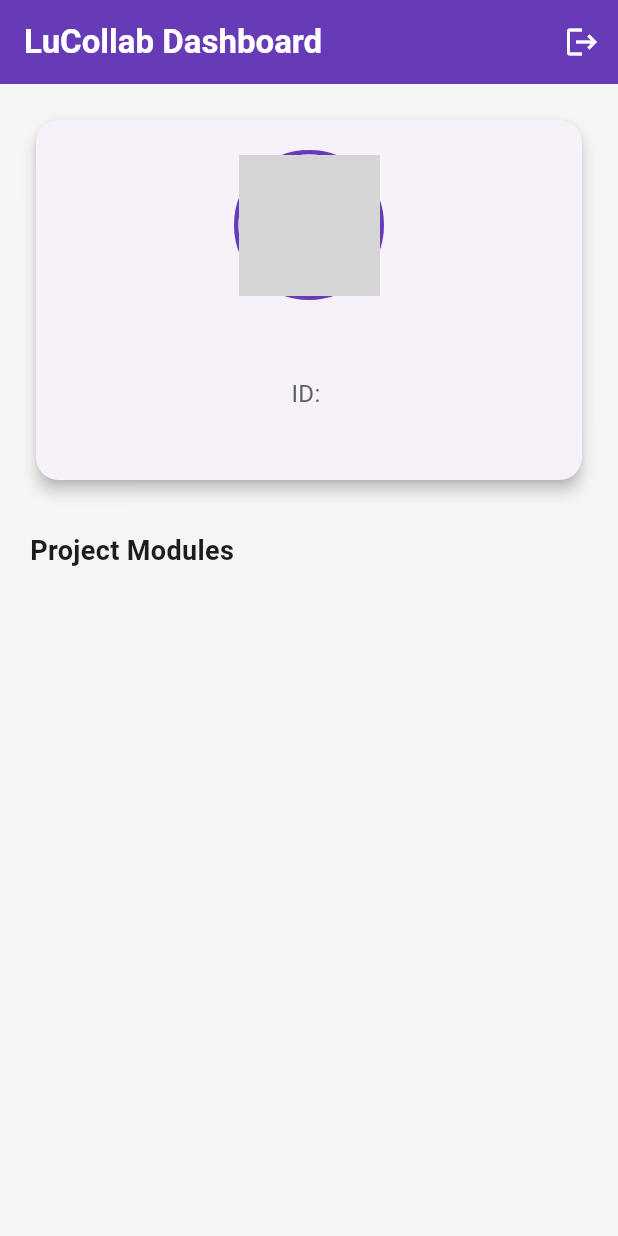
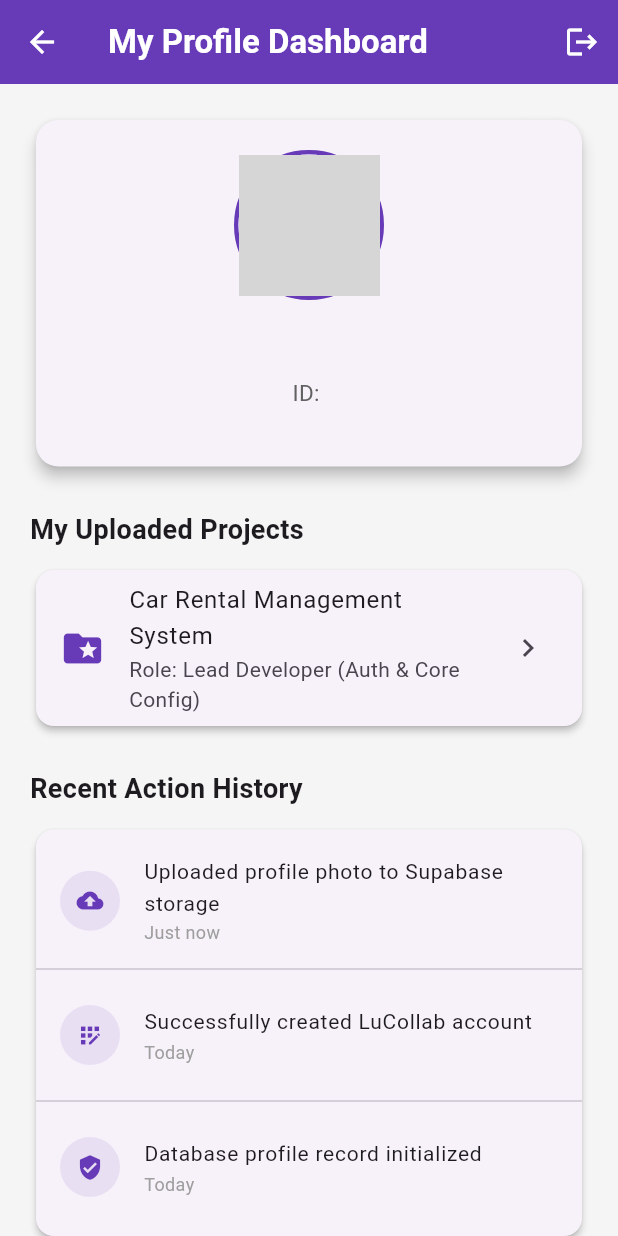
Before and after one commit to amlanCodeEngineer/LuCollabAkd, a Flutter app: the DashboardScreen screen opened directly, on a phone screen of 412 x 824 dp. Run offline on Flutter 3.47's test engine with Material 3 defaults, Android fonts, the light colour scheme and no system bars; our stand-ins replace image_picker, supabase_flutter; accounts and stored records are empty; network calls fail; grey boxes are pictures that could not be loaded.

Commit message:
Update project files

```diff
--- a/lib/features/dashboard/dashboard_screen.dart
+++ b/lib/features/dashboard/dashboard_screen.dart
@@ -16,35 +16,31 @@
   Future<void> _signOut(BuildContext context) async {
     await supabase.auth.signOut();
     if (context.mounted) {
-      Navigator.pushReplacement(
+      Navigator.pushAndRemoveUntil(
         context,
         MaterialPageRoute(builder: (context) => const LoginScreen()),
+        (route) => false,
       );
     }
   }
 
-  // Ekhane database theke amra profiles table er data niye ashchi
   Future<Map<String, dynamic>> _fetchProfileData() async {
     final user = supabase.auth.currentUser;
     if (user == null) throw Exception("User not logged in");
 
-    final response = await supabase
+    return await supabase
         .from('profiles')
         .select()
         .eq('id', user.id)
         .single();
-
-    return response;
   }
 
   @override
   Widget build(BuildContext context) {
-    final user = supabase.auth.currentUser;
-
     return Scaffold(
       backgroundColor: Colors.grey[100],
       appBar: AppBar(
-        title: const Text('LuCollab Dashboard', style: TextStyle(fontWeight: FontWeight.bold)),
+        title: const Text('My Profile Dashboard', style: TextStyle(fontWeight: FontWeight.bold)),
         backgroundColor: primaryPurple,
         foregroundColor: Colors.white,
         elevation: 0,
@@ -64,20 +60,20 @@
           }
 
           if (snapshot.hasError) {
-            return const Center(child: Text("Welcome! (Profile data not found yet)"));
+            return const Center(child: Text("Welcome! Profile data loaded dynamically."));
           }
 
           final profileData = snapshot.data!;
-          final String fullName = profileData['full_name'] ?? 'Unknown User';
+          final String fullName = profileData['full_name'] ?? 'User';
           final String uniId = profileData['university_id'] ?? 'N/A';
           final String? avatarUrl = profileData['avatar_url'];
 
-          return Padding(
+          return SingleChildScrollView(
             padding: const EdgeInsets.all(20.0),
             child: Column(
               crossAxisAlignment: CrossAxisAlignment.stretch,
               children: [
-                // --- PROFILE CARD ---
+                // --- PROFILE PIC & BASIC DETAILS ---
                 Card(
                   elevation: 4,
                   shape: RoundedRectangleBorder(borderRadius: BorderRadius.circular(15)),
@@ -85,7 +81,6 @@
                     padding: const EdgeInsets.all(20.0),
                     child: Column(
                       children: [
-                        // Uploaded Image as a Rounded Circle!
                         Container(
                           width: 100,
                           height: 100,
@@ -98,33 +93,52 @@
                               : const Icon(Icons.person, size: 60, color: Colors.grey),
                         ),
                         const SizedBox(height: 15),
-                        Text(
-                          fullName,
-                          style: const TextStyle(fontSize: 22, fontWeight: FontWeight.bold),
-                        ),
+                        Text(fullName, style: const TextStyle(fontSize: 22, fontWeight: FontWeight.bold)),
                         const SizedBox(height: 5),
-                        Text(
-                          'ID: $uniId',
-                          style: TextStyle(fontSize: 16, color: Colors.grey[700]),
-                        ),
-                        const SizedBox(height: 5),
-                        Text(
-                          user?.email ?? '',
-                          style: TextStyle(fontSize: 14, color: Colors.grey[500]),
-                        ),
+                        Text('ID: $uniId', style: TextStyle(fontSize: 15, color: Colors.grey[700])),
+                        Text(supabase.auth.currentUser?.email ?? '', style: TextStyle(fontSize: 13, color: Colors.grey[500])),
                       ],
                     ),
                   ),
                 ),
 
-                const SizedBox(height: 30),
+                const SizedBox(height: 25),
 
-                // You can add buttons for Minhaj and Afsana's sections here later!
-                const Text(
-                  'Project Modules',
-                  style: TextStyle(fontSize: 18, fontWeight: FontWeight.bold),
+                // --- MY PROJECTS / CONTRIBUTION SECTION ---
+                const Text('My Uploaded Projects', style: TextStyle(fontSize: 18, fontWeight: FontWeight.bold)),
+                const SizedBox(height: 10),
+                Card(
+                  elevation: 2,
+                  shape: RoundedRectangleBorder(borderRadius: BorderRadius.circular(12)),
+                  child: ListTile(
+                    leading: Icon(Icons.folder_special, color: primaryPurple, size: 30),
+                    title: const Text('Car Rental Management System'),
+                    subtitle: const Text('Role: Lead Developer (Auth & Core Config)'),
+                    trailing: const Icon(Icons.chevron_right),
+                  ),
                 ),
-                // (Cards for PDF upload and forum will go here)
+
+                const SizedBox(height: 25),
+
+                // --- ACTION HISTORY SECTION ---
+                const Text('Recent Action History', style: TextStyle(fontSize: 18, fontWeight: FontWeight.bold)),
+                const SizedBox(height: 10),
+                Card(
+                  elevation: 2,
+                  shape: RoundedRectangleBorder(borderRadius: BorderRadius.circular(12)),
+                  child: Padding(
+                    padding: const EdgeInsets.symmetric(vertical: 10.0),
+                    child: Column(
+                      children: [
+                        _buildHistoryItem(Icons.cloud_upload, 'Uploaded profile photo to Supabase storage', 'Just now'),
+                        const Divider(),
+                        _buildHistoryItem(Icons.app_registration, 'Successfully created LuCollab account', 'Today'),
+                        const Divider(),
+                        _buildHistoryItem(Icons.verified_user, 'Database profile record initialized', 'Today'),
+                      ],
+                    ),
+                  ),
+                ),
               ],
             ),
           );
@@ -132,4 +146,15 @@
       ),
     );
   }
+
+  Widget _buildHistoryItem(IconData icon, String title, String time) {
+    return ListTile(
+      leading: CircleAvatar(
+        backgroundColor: primaryPurple.withOpacity(0.1),
+        child: Icon(icon, color: primaryPurple, size: 18),
+      ),
+      title: Text(title, style: const TextStyle(fontSize: 14)),
+      subtitle: Text(time, style: const TextStyle(fontSize: 12, color: Colors.grey)),
+    );
+  }
 }
--- a/lib/main.dart
+++ b/lib/main.dart
@@ -1,6 +1,6 @@
 import 'package:flutter/material.dart';
 import 'package:supabase_flutter/supabase_flutter.dart';
-import 'features/auth/login_screen.dart'; // Eita add korechi: Login screen ke app e niye ashar jonno
+import 'features/auth/login_screen.dart';
 
 Future<void> main() async {
   WidgetsFlutterBinding.ensureInitialized();
@@ -24,7 +24,7 @@
       theme: ThemeData(
         primarySwatch: Colors.blue,
       ),
-      // EIKHANE CHANGE HOYECHE: Purano Scaffold/Text kete amra LoginScreen bosiye diyechi
+
       home: const LoginScreen(),
     );
   }
```
Also changed, not shown: lib/features/Home/home_screen.dart (added, +140 -0 lines), lib/features/auth/login_screen.dart (+5 -2 lines).
